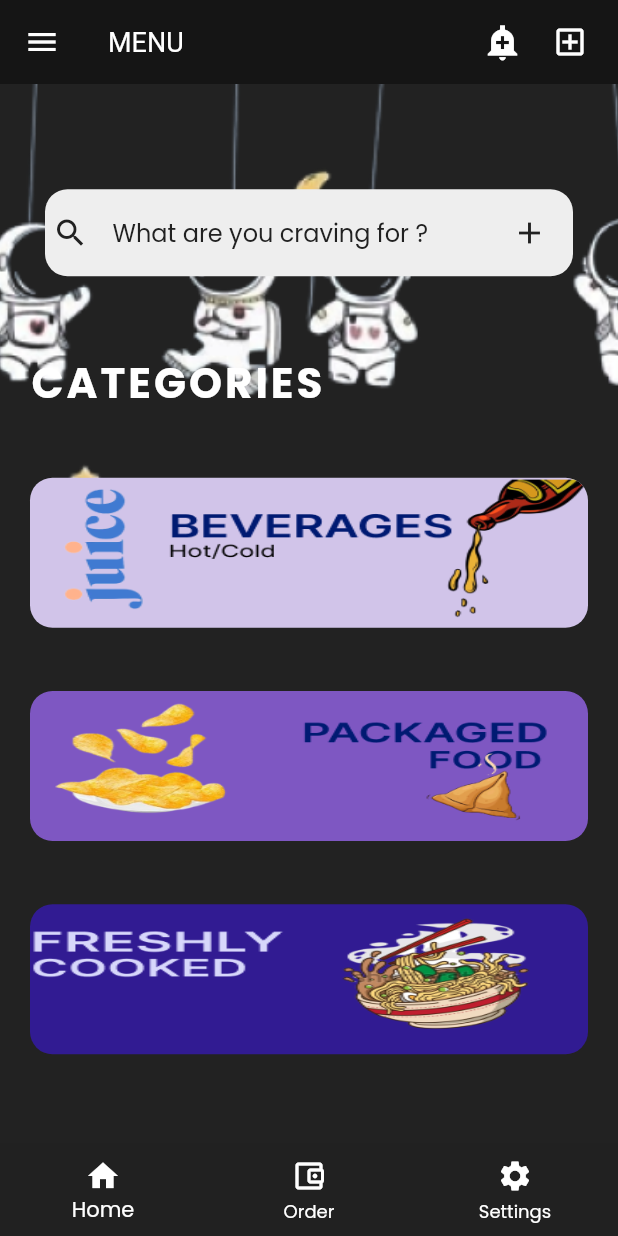
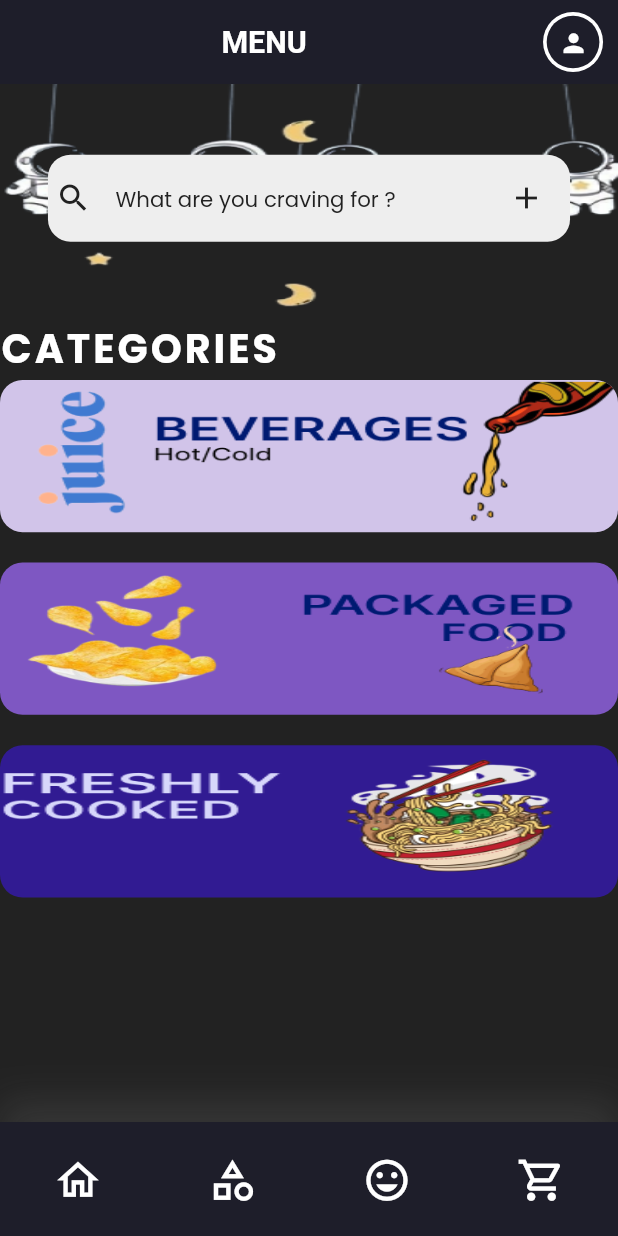
Before and after one commit to Samiksha-Garg/CanteenFoodSystem, a Flutter app: the Home screen opened directly, on a phone screen of 412 x 824 dp. Run offline on Flutter 3.47's test engine with Material 2 defaults, Android fonts, the phone set to English and light mode, and no system bars; our stand-ins replace cloud_firestore, firebase_core; missing offline and left inert: dart:ffi; accounts and stored records are empty.

Commit message:
completed home screen

```diff
--- a/lib/main.dart
+++ b/lib/main.dart
@@ -1,6 +1,7 @@
 import 'package:canteen_system/helper/size_config.dart';
 import 'package:canteen_system/helper/theme.dart';
 import 'package:canteen_system/screens/cartScreen/cart_screen.dart';
+import 'package:canteen_system/screens/homeScreen/home_screen.dart';
 import 'package:flutter/material.dart';
 import 'package:firebase_core/firebase_core.dart';
 import 'package:cloud_firestore/cloud_firestore.dart';
@@ -20,7 +21,7 @@ class MyApp extends StatelessWidget {
     return MaterialApp(
       debugShowCheckedModeBanner: false,
       theme: theme(),
-      home: const CartScreen(),
+      home: const Home(),
       // home: const MyHomePage(title: 'Hello'),
     );
   }
--- a/lib/screens/homeScreen/home_screen.dart
+++ b/lib/screens/homeScreen/home_screen.dart
@@ -1,74 +1,46 @@
+import 'dart:ffi';
+
+import 'package:canteen_system/components/custom_app_bar.dart';
+import 'package:canteen_system/components/custom_navigation_bar.dart';
 import "package:flutter/material.dart";
+
+import '../../helper/size_config.dart';
+
 class Home extends StatelessWidget {
   const Home({Key? key}) : super(key: key);
 
   @override
   Widget build(BuildContext context) {
-    return  Scaffold(
+    SizeConfig().init(context);
+    return Scaffold(
         backgroundColor: Colors.black87,
-      appBar: AppBar(
-        title: Text(
-            'MENU' ),
-        leading: GestureDetector(
-          onTap:() {},
-          child: Icon(
-            Icons.menu,
-          ),
-        ),
-        actions: <Widget>[
-          Padding(padding: EdgeInsets.only(right: 20.0),
-              child: GestureDetector(
-                onTap: (){},
-                child: Icon(
-                  Icons.add_alert_sharp,
-                  size: 26.0,
-                ),
-              )
-          ),
-          Padding(
-              padding: EdgeInsets.only(right:20.0),
-              child: GestureDetector(
-                onTap: () {},
-                child: Icon(
-                  Icons.add_box_outlined,
-                ),
-              )
-          ),
-        ],
-        backgroundColor: Colors.black38,
-        elevation: 0.0,
-      ),
-      body: Container(
-        decoration: BoxDecoration(
+        appBar: customAppBar("MENU"),
+        body: SingleChildScrollView(
+            child: Column(
+          crossAxisAlignment: CrossAxisAlignment.start,
+          children: [
+            Container(
+              width: double.infinity,
+              constraints:
+                  BoxConstraints(minHeight: getProportionateScreenHeight(150)),
+              decoration: const BoxDecoration(
                 image: DecorationImage(
-            image: AssetImage('assets1/WhatsApp_Image_2022-09-03_at_21.34 1.png'),
-            fit: BoxFit.cover,
+                  image: AssetImage(
+                      'assets1/WhatsApp_Image_2022-09-03_at_21.34 1.png'),
+                  fit: BoxFit.fill,
                 ),
               ),
               child: Padding(
-          padding: EdgeInsets.all(20.0),
-          child: Column(
-              mainAxisAlignment: MainAxisAlignment.spaceEvenly,
-              crossAxisAlignment: CrossAxisAlignment.center,
-              children: <Widget>[
-
-                Container(
-
-                  margin: EdgeInsets.symmetric(horizontal: 10.0,vertical: 8.0),
-                  padding: EdgeInsets.all(5.0) ,
-
-
+                padding: EdgeInsets.all((getProportionateScreenWidth(20))),
+                child: Center(
+                  child: Container(
+                    margin:
+                        EdgeInsets.symmetric(horizontal: 10.0, vertical: 8.0),
+                    padding: EdgeInsets.all(5.0),
                     decoration: BoxDecoration(
-
-                    color : Colors.grey[200],
+                      color: Colors.grey[200],
                       borderRadius: BorderRadius.circular(15),
-
-
-
                     ),
-
-
-
                     child: Row(
                       crossAxisAlignment: CrossAxisAlignment.end,
                       children: <Widget>[
@@ -78,7 +50,9 @@ class Home extends StatelessWidget {
                             decoration: InputDecoration(
                               border: InputBorder.none,
                               hintText: "What are you craving for ?",
-                            hintStyle: TextStyle(color: Colors.grey[900]),
+                              hintStyle: TextStyle(
+                                  color: Colors.grey[900],
+                                  fontSize: getProportionateScreenHeight(14)),
                               icon: Icon(Icons.search, color: Colors.grey[900]),
                             ),
                           ),
@@ -89,8 +63,9 @@ class Home extends StatelessWidget {
                             child: Row(
                               children: <Widget>[
                                 IconButton(
-                                onPressed:() {},
-                                icon: Icon(Icons.add,color: Colors.grey[900]),
+                                  onPressed: () {},
+                                  icon:
+                                      Icon(Icons.add, color: Colors.grey[900]),
                                 )
                               ],
                             ),
@@ -99,117 +74,185 @@ class Home extends StatelessWidget {
                       ],
                     ),
                   ),
-
-
-
-
-
-                Row(
-                  children:<Widget>[
+                ),
+              ),
+            ),
+            SizedBox(
+              height: getProportionateScreenHeight(5),
+            ),
             Text(
               'CATEGORIES',
               style: TextStyle(
-                        color: Colors.white,                    letterSpacing: 2.0,
-                        fontSize: 28.0,
+                color: Colors.white,
+                letterSpacing: 2.0,
+                fontSize: getProportionateScreenWidth(24),
                 fontWeight: FontWeight.bold,
               ),
             ),
-                  ],
-                ),
             Container(
-                  padding: EdgeInsets.all(70.0),
-                  height: 100,
-                  width: 550,
-
+              height: getProportionateScreenHeight(100),
+              width: double.infinity,
               decoration: BoxDecoration(
-
-                    color : Colors.deepPurple[100],
-
+                color: Colors.deepPurple[100],
                 borderRadius: BorderRadius.circular(15),
-                    image: DecorationImage(
+                image: const DecorationImage(
                   image: AssetImage('assets1/Group 2.png'),
                   fit: BoxFit.fill,
                 ),
-
-
               ),
-
-                  child: Text('BEVERAGES'),
+            ),
+            SizedBox(
+              height: getProportionateScreenHeight(20),
             ),
             Container(
-                  padding: EdgeInsets.all(60.0),
-                  height: 100,
-                  width: 550,
-
-
+              height: getProportionateScreenHeight(100),
+              width: double.infinity,
               decoration: BoxDecoration(
-
-                    color : Colors.deepPurple[400],
-
+                color: Colors.deepPurple[400],
                 borderRadius: BorderRadius.circular(15),
                 image: DecorationImage(
                   image: AssetImage('assets1/Group 3.png'),
                   fit: BoxFit.fill,
                 ),
-
-
               ),
-                  child: Text('PACKAGED'
-                      'FOOD'),
+            ),
+            SizedBox(
+              height: getProportionateScreenHeight(20),
             ),
             Container(
-                  padding: EdgeInsets.all(60.0),
-                  height: 100,
-                  width: 550,
-
-
+              height: getProportionateScreenHeight(100),
+              width: double.infinity,
               decoration: BoxDecoration(
-
-                    color : Colors.deepPurple[900],
-
+                color: Colors.deepPurple[900],
                 borderRadius: BorderRadius.circular(15),
                 image: DecorationImage(
                   image: AssetImage('assets1/Group 4.png'),
                   fit: BoxFit.fill,
                 ),
-
-
-                  ),
-                  child: Text('FRESHLY'
-                      'COOKED'),
-                ),
-
-              ]
-
-
-          ),
-
               ),
             ),
-      bottomNavigationBar: BottomNavigationBar(
-        type: BottomNavigationBarType.fixed,
-        backgroundColor: Colors.grey[900],
-        selectedItemColor: Colors.white,
-        unselectedItemColor: Colors.white,
-        items: [
-          BottomNavigationBarItem(
-            icon: Icon(Icons.home),
-            label: 'Home',
-            backgroundColor: Colors.white,
+            SizedBox(
+              height: getProportionateScreenHeight(20),
+            )
+          ],
+        )
+            //     Container(
+            //   decoration: BoxDecoration(
+            //     image: DecorationImage(
+            //       image: AssetImage(
+            //           'assets1/WhatsApp_Image_2022-09-03_at_21.34 1.png'),
+            //       fit: BoxFit.fill,
+            //     ),
+            //   ),
+            //   child: Padding(
+            //     padding: EdgeInsets.all(20.0),
+            //     child: Column(
+            //         mainAxisAlignment: MainAxisAlignment.spaceEvenly,
+            //         crossAxisAlignment: CrossAxisAlignment.center,
+            //         children: <Widget>[
+            //           Container(
+            //             margin:
+            //                 EdgeInsets.symmetric(horizontal: 10.0, vertical: 8.0),
+            //             padding: EdgeInsets.all(5.0),
+            //             decoration: BoxDecoration(
+            //               color: Colors.grey[200],
+            //               borderRadius: BorderRadius.circular(15),
+            //             ),
+            //             child: Row(
+            //               crossAxisAlignment: CrossAxisAlignment.end,
+            //               children: <Widget>[
+            //                 Expanded(
+            //                   flex: 1,
+            //                   child: TextFormField(
+            //                     decoration: InputDecoration(
+            //                       border: InputBorder.none,
+            //                       hintText: "What are you craving for ?",
+            //                       hintStyle: TextStyle(color: Colors.grey[900]),
+            //                       icon: Icon(Icons.search, color: Colors.grey[900]),
+            //                     ),
+            //                   ),
+            //                 ),
+            //                 Expanded(
+            //                   flex: 0,
+            //                   child: Container(
+            //                     child: Row(
+            //                       children: <Widget>[
+            //                         IconButton(
+            //                           onPressed: () {},
+            //                           icon:
+            //                               Icon(Icons.add, color: Colors.grey[900]),
+            //                         )
+            //                       ],
+            //                     ),
+            //                   ),
+            //                 ),
+            //               ],
+            //             ),
+            //           ),
+            //           Row(
+            //             children: <Widget>[
+            //               Text(
+            //                 'CATEGORIES',
+            //                 style: TextStyle(
+            //                   color: Colors.white,
+            //                   letterSpacing: 2.0,
+            //                   fontSize: 28.0,
+            //                   fontWeight: FontWeight.bold,
+            //                 ),
+            //               ),
+            //             ],
+            //           ),
+            //           Container(
+            //             padding: EdgeInsets.all(70.0),
+            //             height: 100,
+            //             width: 550,
+            //             decoration: BoxDecoration(
+            //               color: Colors.deepPurple[100],
+            //               borderRadius: BorderRadius.circular(15),
+            //               image: DecorationImage(
+            //                 image: AssetImage('assets1/Group 2.png'),
+            //                 fit: BoxFit.fill,
+            //               ),
+            //             ),
+            //             child: Text('BEVERAGES'),
+            //           ),
+            //           SizedBox(
+            //             height: getProportionateScreenHeight(30),
+            //           ),
+            //           Container(
+            //             padding: EdgeInsets.all(60.0),
+            //             height: 100,
+            //             width: 550,
+            //             decoration: BoxDecoration(
+            //               color: Colors.deepPurple[400],
+            //               borderRadius: BorderRadius.circular(15),
+            //               image: DecorationImage(
+            //                 image: AssetImage('assets1/Group 3.png'),
+            //                 fit: BoxFit.fill,
+            //               ),
+            //             ),
+            //             child: Text('PACKAGED'
+            //                 'FOOD'),
+            //           ),
+            //           Container(
+            //             padding: EdgeInsets.all(60.0),
+            //             height: 100,
+            //             width: 550,
+            //             decoration: BoxDecoration(
+            //               color: Colors.deepPurple[900],
+            //               borderRadius: BorderRadius.circular(15),
+            //               image: DecorationImage(
+            //                 image: AssetImage('assets1/Group 4.png'),
+            //                 fit: BoxFit.fill,
+            //               ),
+            //             ),
+            //             child: Text('FRESHLY'
+            //                 'COOKED'),
+            //           ),
+            //         ]),
+            //   ),
+            // )),
             ),
-          BottomNavigationBarItem(
-            icon: Icon(Icons.account_balance_wallet_outlined),
-            label: 'Order',
-            backgroundColor: Colors.white,
-          ),
-          BottomNavigationBarItem(
-            icon: Icon(Icons.settings),
-            label: 'Settings',
-            backgroundColor: Colors.white,
-          ),
-        ],
-      ),
-    );
-
+        bottomNavigationBar: CustomBottomNavBar());
   }
 }
```
Also changed, not shown: assets1/WhatsApp_Image_2022-09-03_at_21.34 1.png. Lines whose indentation alone changed are shown as unchanged.
